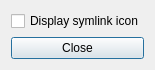
Before: the Qt Designer form settings.ui in FrankMamuda/iconboard, drawn with Qt 5.
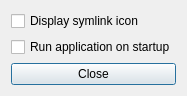
After: the same form once the commit is applied.

```diff
--- a/settings.ui
+++ b/settings.ui
@@ -6,8 +6,8 @@
    <rect>
     <x>0</x>
     <y>0</y>
-    <width>134</width>
-    <height>64</height>
+    <width>167</width>
+    <height>87</height>
    </rect>
   </property>
   <property name="windowTitle">
@@ -21,6 +21,13 @@
      </property>
     </widget>
    </item>
+   <item>
+    <widget class="QCheckBox" name="runOnStartup">
+     <property name="text">
+      <string>Run application on startup</string>
+     </property>
+    </widget>
+   </item>
    <item>
     <widget class="QPushButton" name="closeButton">
      <property name="text">
```
